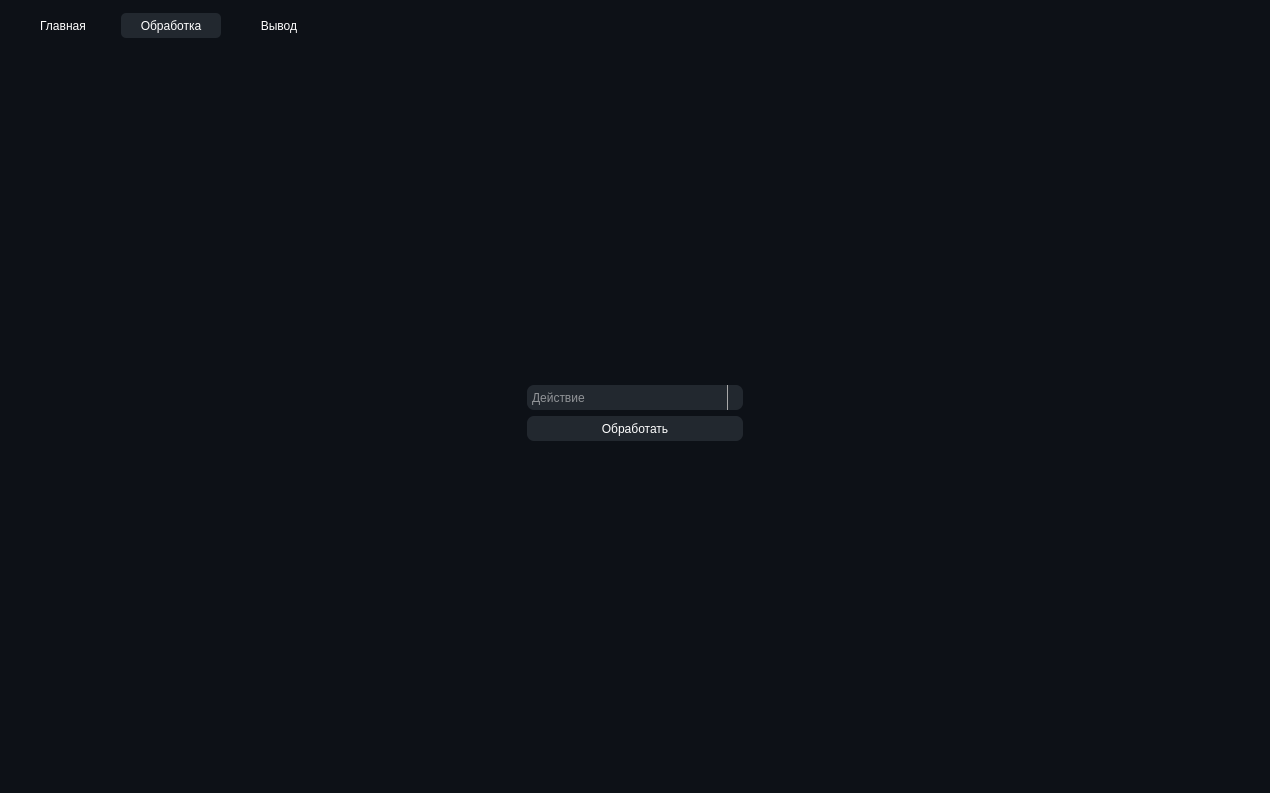
Qt form ListAnalyzer/mainwindow.ui (Nighty3098/ListProcessing) before a commit.
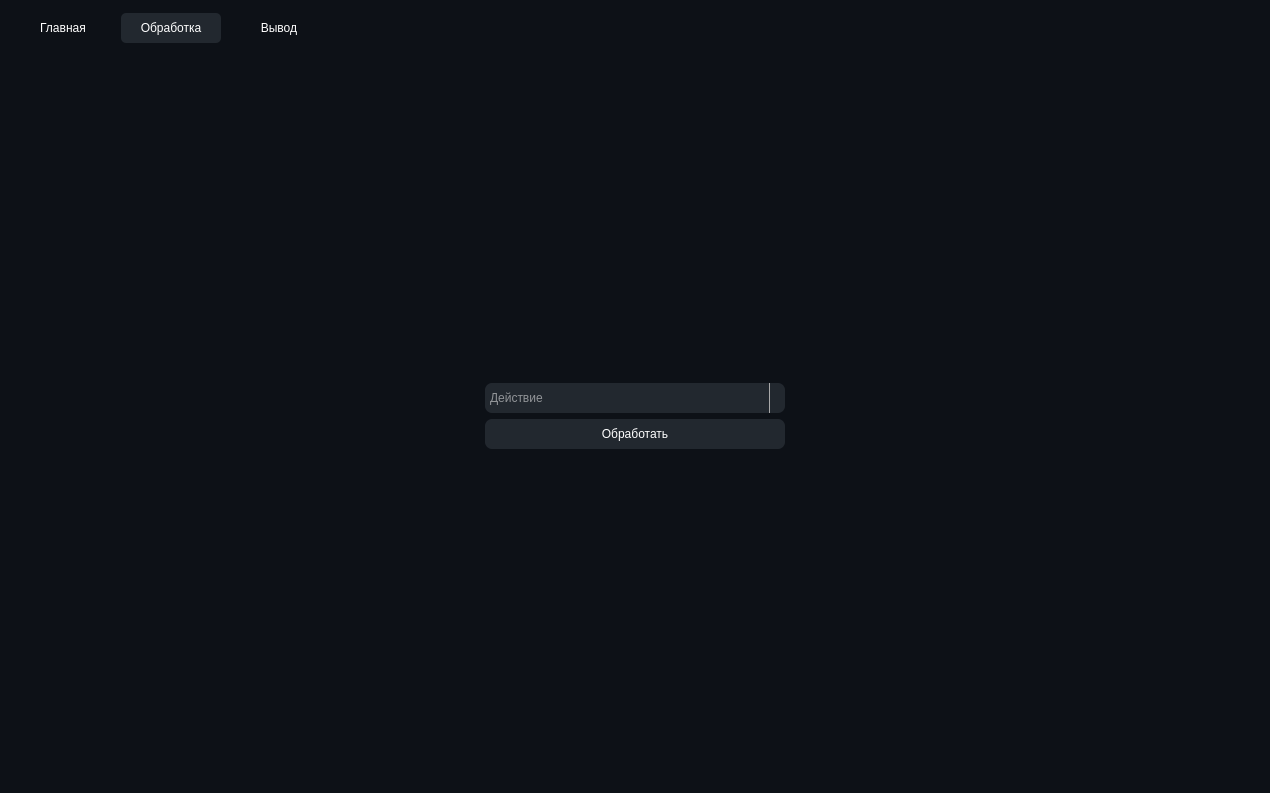
The same form after that commit. Icons and pictures are not drawn.

What changed in the file:
```diff
--- a/ListAnalyzer/mainwindow.ui
+++ b/ListAnalyzer/mainwindow.ui
@@ -43,7 +43,7 @@
 
 QTabBar::tab {
 	width: 100px;
-	height: 25px;
+	height: 30px;
 	margin: 4px;
 	border: none;
 	background: transparent	;
@@ -54,7 +54,7 @@
 	color: #fff;
 	border-radius: 5px;
 	width: 100px;
-	height: 25px;
+	height: 30px;
 	margin: 4px;
 }</string>
         </property>
@@ -221,8 +221,8 @@
                <widget class="QComboBox" name="actionBox">
                 <property name="minimumSize">
                  <size>
-                  <width>200</width>
-                  <height>25</height>
+                  <width>300</width>
+                  <height>30</height>
                  </size>
                 </property>
                 <property name="autoFillBackground">
@@ -297,8 +297,8 @@
                <widget class="QPushButton" name="startProcessBtn">
                 <property name="minimumSize">
                  <size>
-                  <width>0</width>
-                  <height>25</height>
+                  <width>300</width>
+                  <height>30</height>
                  </size>
                 </property>
                 <property name="styleSheet">
```
Left out of the diff: 8 changed lines with no effect on the pictures.
